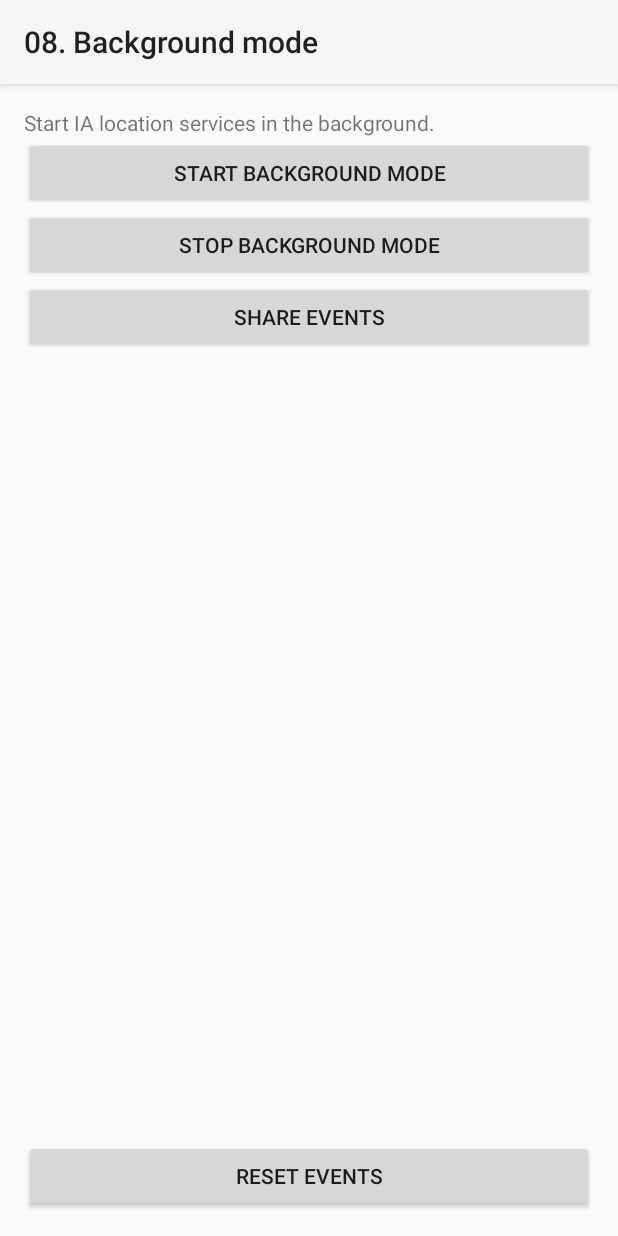
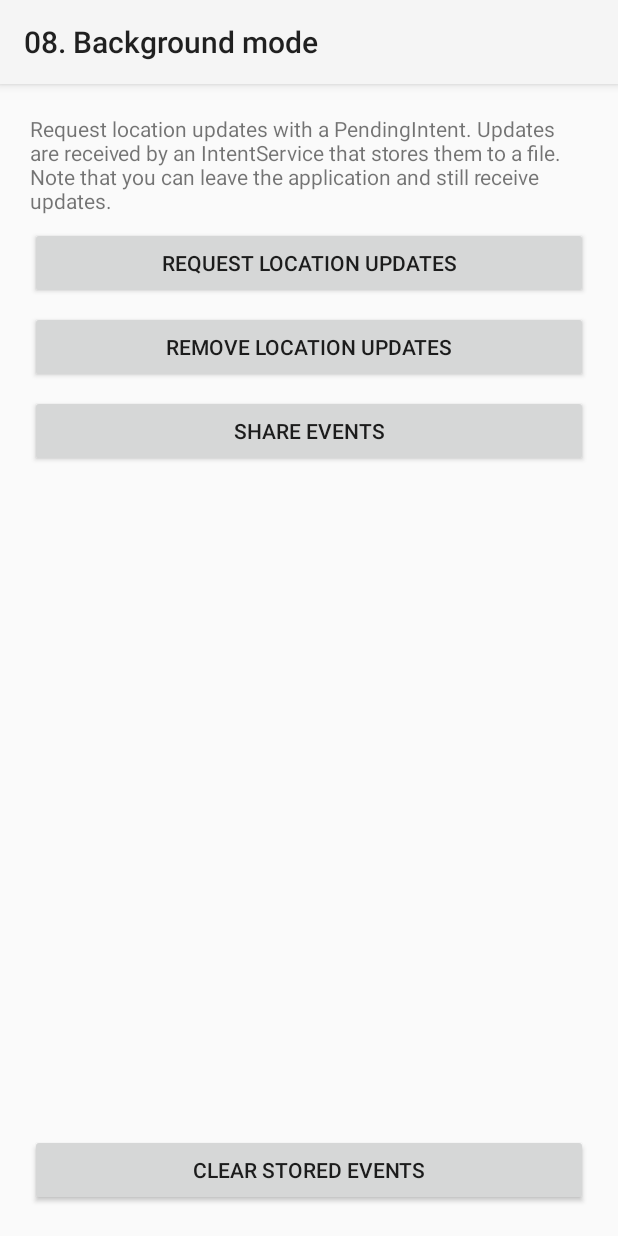
Before and after one commit to IndoorAtlas/android-sdk-examples, an Android app: the BackgroundActivity screen opened directly, with no data from a screen before it, on a phone screen of 412 x 824 dp. Run offline under Robolectric (Android 15) with nearby library versions, the phone set to English and light mode, and no system bars; 1 statement that could not run was skipped.

Commit message:
improved ui in background example

```diff
--- a/Basic/src/main/res/layout/activity_background.xml
+++ b/Basic/src/main/res/layout/activity_background.xml
@@ -16,7 +16,8 @@
         android:text="@string/text_background_example"
         android:layout_width="wrap_content"
         android:layout_height="wrap_content"
-        android:layout_alignParentTop="true"/>
+        android:layout_alignParentTop="true"
+        android:layout_margin="4dp"/>
 
     <Button
         android:id="@+id/button_start"
@@ -24,7 +25,8 @@
         android:onClick="onStart"
         android:layout_width="match_parent"
         android:layout_height="wrap_content"
-        android:layout_below="@id/text_info"/>
+        android:layout_below="@id/text_info"
+        android:layout_margin="4dp"/>
 
     <Button
         android:id="@+id/button_stop"
@@ -32,7 +34,8 @@
         android:onClick="onStop"
         android:layout_width="match_parent"
         android:layout_height="wrap_content"
-        android:layout_below="@id/button_start"/>
+        android:layout_below="@id/button_start"
+        android:layout_margin="4dp"/>
 
     <Button
         android:id="@+id/button_share"
@@ -40,13 +43,15 @@
         android:onClick="onShare"
         android:layout_width="match_parent"
         android:layout_height="wrap_content"
-        android:layout_below="@id/button_stop"/>
+        android:layout_below="@id/button_stop"
+        android:layout_margin="4dp"/>
 
     <TextView
         android:id="@+id/text_location"
         android:layout_width="wrap_content"
         android:layout_height="wrap_content"
-        android:layout_below="@id/button_share"/>
+        android:layout_below="@id/button_share"
+        android:layout_margin="4dp"/>
 
     <Button
         android:id="@+id/button_reset"
@@ -54,6 +59,7 @@
         android:onClick="onReset"
         android:layout_width="match_parent"
         android:layout_height="wrap_content"
-        android:layout_alignParentBottom="true"/>
+        android:layout_alignParentBottom="true"
+        android:layout_margin="4dp"/>
 
 </RelativeLayout>
--- a/Basic/src/main/res/values/strings.xml
+++ b/Basic/src/main/res/values/strings.xml
@@ -53,11 +53,11 @@
     <!-- Background example -->
     <string name="example_background_description">Demonstrates running IndoorAtlas location service in the background</string>
     <string name="example_background_title">08. Background mode</string>
-    <string name="button_start_background">Start background mode</string>
-    <string name="button_stop_background">Stop background mode</string>
+    <string name="button_start_background">Request location updates</string>
+    <string name="button_stop_background">Remove location updates</string>
     <string name="button_share_background">Share events</string>
-    <string name="text_background_received">Received location: %s</string>
-    <string name="button_reset_background">Reset events</string>
-    <string name="text_background_example">Start IA location services in the background.</string>
+    <string name="text_background_received">Last received location: %s</string>
+    <string name="button_reset_background">Clear stored events</string>
+    <string name="text_background_example">Request location updates with a PendingIntent. Updates are received by an IntentService that stores them to a file. Note that you can leave the application and still receive updates. </string>
 
 </resources>
```
